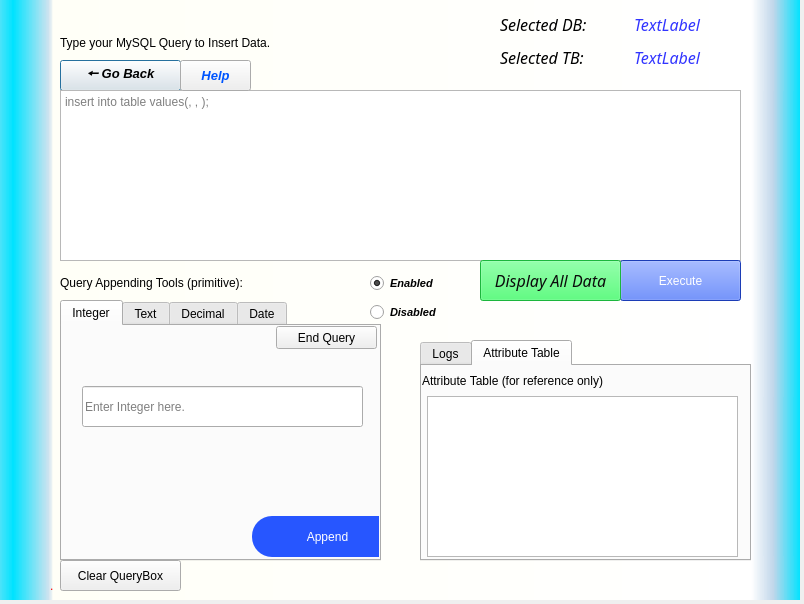
Before: the Qt Designer form insert_DATA.ui in adiii-ui/MySQL-Frontend, drawn with Qt 5.
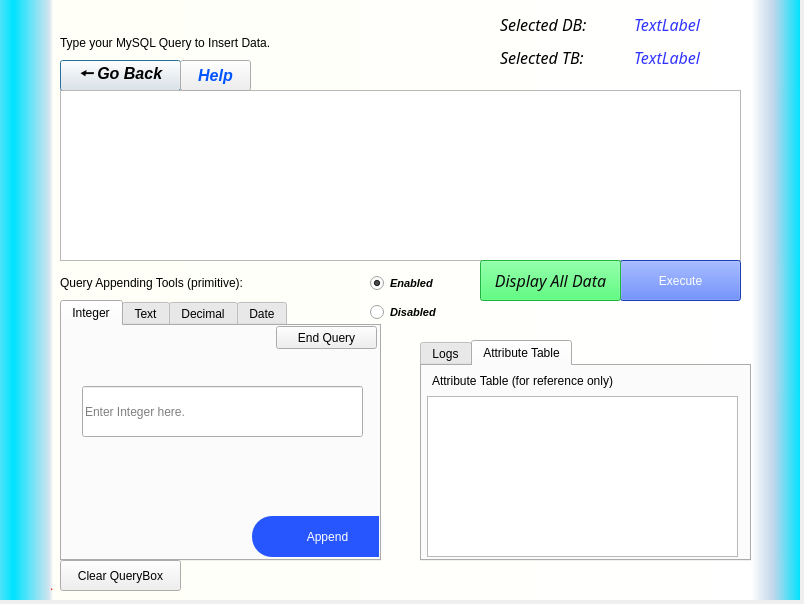
After: the same form once the commit is applied. The open tabs and pages were chosen to show the change. Icons and pictures are not drawn.

Patch:
```diff
--- a/insert_DATA.ui
+++ b/insert_DATA.ui
@@ -70,7 +70,8 @@
     </property>
     <property name="font">
      <font>
-      <pointsize>10</pointsize>
+      <family>Segoe UI</family>
+      <pointsize>12</pointsize>
       <weight>75</weight>
       <italic>true</italic>
       <bold>true</bold>
@@ -79,6 +80,9 @@
     <property name="cursor">
      <cursorShape>PointingHandCursor</cursorShape>
     </property>
+    <property name="styleSheet">
+     <string notr="true">font: 63 bold italic 12pt &quot;Segoe UI&quot;;</string>
+    </property>
     <property name="text">
      <string>🠔 Go Back</string>
     </property>
@@ -189,7 +193,15 @@
      <cursorShape>IBeamCursor</cursorShape>
     </property>
     <property name="styleSheet">
-     <string notr="true">font: italic 11pt &quot;DejaVu Sans Mono&quot;;</string>
+     <string notr="true">font: 11pt &quot;Consolas&quot;;</string>
+    </property>
+    <property name="html">
+     <string>&lt;!DOCTYPE HTML PUBLIC &quot;-//W3C//DTD HTML 4.0//EN&quot; &quot;http://www.w3.org/TR/REC-html40/strict.dtd&quot;&gt;
+&lt;html&gt;&lt;head&gt;&lt;meta name=&quot;qrichtext&quot; content=&quot;1&quot; /&gt;&lt;style type=&quot;text/css&quot;&gt;
+p, li { white-space: pre-wrap; }
+&lt;/style&gt;&lt;/head&gt;&lt;body style=&quot; font-family:'Consolas'; font-size:11pt; font-weight:400; font-style:normal;&quot;&gt;
+&lt;p style=&quot;-qt-paragraph-type:empty; margin-top:0px; margin-bottom:0px; margin-left:0px; margin-right:0px; -qt-block-indent:0; text-indent:0px;&quot;&gt;&lt;br /&gt;&lt;/p&gt;
+&lt;p style=&quot;-qt-paragraph-type:empty; margin-top:0px; margin-bottom:0px; margin-left:0px; margin-right:0px; -qt-block-indent:0; text-indent:0px;&quot;&gt;&lt;br /&gt;&lt;/p&gt;&lt;/body&gt;&lt;/html&gt;</string>
     </property>
     <property name="acceptRichText">
      <bool>false</bool>
@@ -223,7 +235,7 @@
         <x>20</x>
         <y>60</y>
         <width>281</width>
-        <height>41</height>
+        <height>51</height>
        </rect>
       </property>
       <property name="styleSheet">
@@ -691,7 +703,7 @@
      <widget class="QLabel" name="label_5">
       <property name="geometry">
        <rect>
-        <x>0</x>
+        <x>10</x>
         <y>-1</y>
         <width>261</width>
         <height>31</height>
@@ -856,7 +868,8 @@
     </property>
     <property name="font">
      <font>
-      <pointsize>10</pointsize>
+      <family>Segoe UI</family>
+      <pointsize>12</pointsize>
       <weight>75</weight>
       <italic>true</italic>
       <bold>true</bold>
```
Left out of the diff: 20 changed lines with no effect on the pictures.
